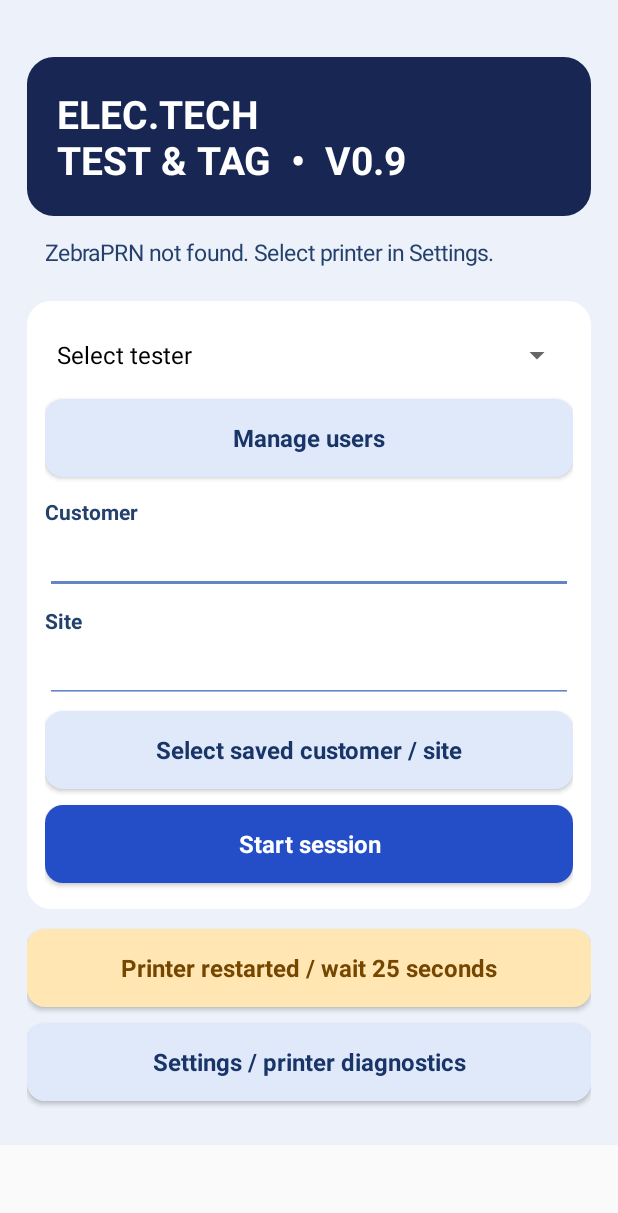
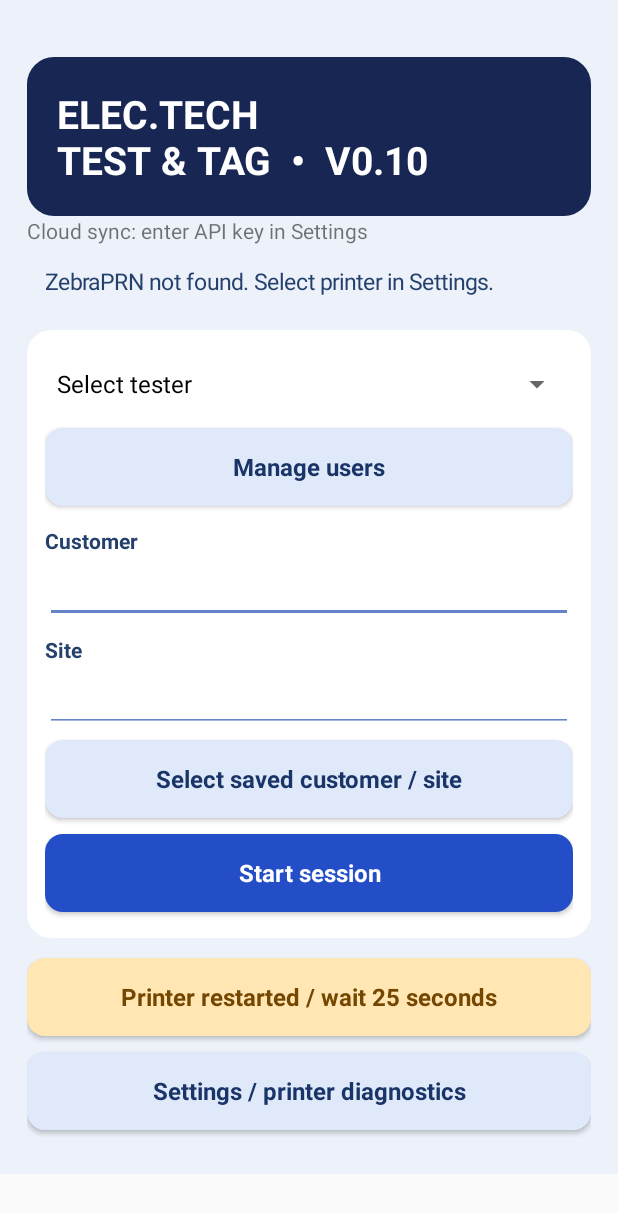
Before and after one commit to alexmccullough7/electech-test-and-tag, an Android app: the screen it shows after launch (MainActivity), on a phone screen of 412 x 824 dp. Shown: the top 1213 px of the screen. Run offline under Robolectric (Android 15) with nearby library versions, the phone set to English and light mode, and no system bars.

Commit message:
V0.10 upload saved tests automatically while app is open using configured API key

```diff
--- a/app/src/main/java/nz/co/electech/tag/MainActivity.java
+++ b/app/src/main/java/nz/co/electech/tag/MainActivity.java
@@ -2,9 +2,9 @@ package nz.co.electech.tag;
 import android.app.*; import android.os.*; import android.bluetooth.*; import android.content.pm.PackageManager; import android.widget.*; import android.view.*; import java.util.*; import java.nio.charset.StandardCharsets; import java.util.concurrent.*;
 public class MainActivity extends Activity {
  Spinner devices; TextView status; EditText command; Button print; ArrayList<BluetoothDevice> paired=new ArrayList<>(); ExecutorService worker=Executors.newSingleThreadExecutor();
- volatile BluetoothSocket socket; volatile boolean destroyed; Button disconnect; Spinner mode,delay; TextView log; EditText width,length,heading,asset; long readyAt=0; Spinner users,result,interval; LinearLayout settings,session,work,entry; Button saveButton; boolean existing=false; EditText customer,site,description,fault; String pendingId=null; ArrayList<String> userNames=new ArrayList<>(), userInitials=new ArrayList<>();
+ volatile BluetoothSocket socket; volatile boolean destroyed; Button disconnect; Spinner mode,delay; TextView log; EditText width,length,heading,asset; long readyAt=0; Spinner users,result,interval; EditText apiKey; TextView syncStatus; final ExecutorService syncWorker=Executors.newSingleThreadExecutor(); final Handler syncHandler=new Handler(Looper.getMainLooper()); boolean syncing=false; final Runnable syncTick=new Runnable(){public void run(){syncNow();syncHandler.postDelayed(this,30000);}}; LinearLayout settings,session,work,entry; Button saveButton; boolean existing=false; EditText customer,site,description,fault; String pendingId=null; ArrayList<String> userNames=new ArrayList<>(), userInitials=new ArrayList<>();
  public void onCreate(Bundle b){super.onCreate(b);ScrollView scroll=new ScrollView(this);LinearLayout root=new LinearLayout(this);root.setOrientation(1);root.setPadding(dp(18),dp(38),dp(18),dp(24));root.setBackgroundColor(0xffedf2fa);getWindow().setStatusBarColor(0xff172653);getWindow().setNavigationBarColor(0xff172653);scroll.addView(root);setContentView(scroll);
- TextView title=new TextView(this);title.setText("ELEC.TECH\nTEST & TAG  •  V0.9");title.setTextSize(26);title.setTextColor(0xffffffff);title.setTypeface(null,1);title.setPadding(dp(20),dp(20),dp(20),dp(20));title.setBackground(shape(0xff172653,18));root.addView(title);
+ TextView title=new TextView(this);title.setText("ELEC.TECH\nTEST & TAG  •  V0.10");title.setTextSize(26);title.setTextColor(0xffffffff);title.setTypeface(null,1);title.setPadding(dp(20),dp(20),dp(20),dp(20));title.setBackground(shape(0xff172653,18));root.addView(title);
  status=new TextView(this);status.setTextColor(0xff24416d);status.setTextSize(15);status.setPadding(dp(12),dp(14),dp(12),dp(14));root.addView(status);
  session=panel(root);users=new Spinner(this);session.addView(users);button(session,"Manage users",()->manageUsers());loadUsers();
  customer=field(session,"Customer","");site=field(session,"Site","");
@@ -18,11 +18,11 @@ public class MainActivity extends Activity {
  saveButton=button(entry,"SAVE & PRINT TAG",()->saveTest());
  button(root,"Printer restarted / wait 25 seconds",()->{if(!print.isEnabled())return;closeSocket();readyAt=SystemClock.elapsedRealtime()+25000;print.setEnabled(false);new CountDownTimer(25000,1000){public void onTick(long ms){status.setText("Printer initialising: "+((ms+999)/1000)+" seconds");}public void onFinish(){print.setEnabled(true);status.setText("Startup wait complete.");}}.start();});
  button(root,"Settings / printer diagnostics",()->settings.setVisibility(settings.getVisibility()==View.VISIBLE?View.GONE:View.VISIBLE));
- settings=panel(root);settings.setVisibility(View.GONE);devices=new Spinner(this);settings.addView(devices);button(settings,"Refresh paired printers",()->load());
+ settings=panel(root);settings.setVisibility(View.GONE);apiKey=field(settings,"Google Sheets API key",getPreferences(0).getString("apiKey",""));apiKey.setInputType(129);button(settings,"Save API key and sync",()->{getPreferences(0).edit().putString("apiKey",apiKey.getText().toString().trim()).commit();syncNow();});syncStatus=new TextView(this);root.addView(syncStatus,1);devices=new Spinner(this);settings.addView(devices);button(settings,"Refresh paired printers",()->load());
  width=field(settings,"Label width (mm)","44");length=field(settings,"Label length (mm)","98");heading=field(settings,"Sample heading","ELECTECH");
  command=new EditText(this);command.setMinLines(5);settings.addView(command);button(settings,"Generate sample",()->generate());print=button(settings,"Send diagnostic command",()->{pendingId=null;send();});
  mode=new Spinner(this);mode.setAdapter(new ArrayAdapter<String>(this,android.R.layout.simple_spinner_dropdown_item,new String[]{"Secure - reconnect each print","Insecure - reconnect each print","Secure - keep open"}));settings.addView(mode);mode.setSelection(2);
- delay=new Spinner(this);delay.setAdapter(new ArrayAdapter<String>(this,android.R.layout.simple_spinner_dropdown_item,new String[]{"500 ms","1000 ms","2000 ms"}));settings.addView(delay);log=new TextView(this);settings.addView(log);disconnect=button(settings,"Disconnect printer",()->{closeSocket();status.setText("Disconnected");});command.setText("^XA^FO20,40^A0N,30,30^FDSAMPLE ONLY^FS^XZ");load(); }
+ delay=new Spinner(this);delay.setAdapter(new ArrayAdapter<String>(this,android.R.layout.simple_spinner_dropdown_item,new String[]{"500 ms","1000 ms","2000 ms"}));settings.addView(delay);log=new TextView(this);settings.addView(log);disconnect=button(settings,"Disconnect printer",()->{closeSocket();status.setText("Disconnected");});command.setText("^XA^FO20,40^A0N,30,30^FDSAMPLE ONLY^FS^XZ");load();syncHandler.post(syncTick); }
  int dp(float n){return Math.round(n*getResources().getDisplayMetrics().density);}
  android.graphics.drawable.GradientDrawable shape(int color,int radius){android.graphics.drawable.GradientDrawable d=new android.graphics.drawable.GradientDrawable();d.setColor(color);d.setCornerRadius(dp(radius));return d;}
  LinearLayout panel(LinearLayout p){LinearLayout l=new LinearLayout(this);l.setOrientation(1);l.setPadding(dp(12),dp(12),dp(12),dp(12));l.setBackground(shape(0xffffffff,16));LinearLayout.LayoutParams lp=new LinearLayout.LayoutParams(-1,-2);lp.setMargins(0,dp(8),0,dp(8));p.addView(l,lp);return l;}
@@ -41,7 +41,7 @@ public class MainActivity extends Activity {
  void saveTest(){if(!print.isEnabled())return;int u=users.getSelectedItemPosition(),res=result.getSelectedItemPosition();String id=asset.getText().toString().trim();if(u<=0||res==0||!id.matches("[A-Za-z0-9_-]{1,12}")||customer.getText().toString().trim().isEmpty()||site.getText().toString().trim().isEmpty()||description.getText().toString().trim().isEmpty()||(res==1&&interval.getSelectedItemPosition()==0)||(res==2&&fault.getText().toString().trim().isEmpty())){status.setText("Complete customer, site, asset, description, tester, result and interval or failure details.");return;}
  if(res==2){new AlertDialog.Builder(this).setTitle("Failed equipment").setMessage("Remove equipment from service and attach a failed equipment warning. Confirm the recorded result.").setNegativeButton("Cancel",null).setPositiveButton("Confirm failure",(d,i)->recordTest()).show();}else new AlertDialog.Builder(this).setTitle("Confirm PASS").setMessage("Confirm all required inspections and electrical tests have passed.").setNegativeButton("Cancel",null).setPositiveButton("Confirm",(d,i)->recordTest()).show();}
  void recordTest(){try{int u=users.getSelectedItemPosition()-1;boolean pass=result.getSelectedItemPosition()==1;java.time.LocalDate today=java.time.LocalDate.now();String due=pass?today.plusMonths(Integer.parseInt(interval.getSelectedItem().toString())).toString():"";String id=asset.getText().toString();String initials=userInitials.get(u);String z="^XA\n^PW352^LL784^LH0,0\n^FO16,24^A0N,32,26^FDELEC.TECH^FS\n^FO16,70^GB320,3,3^FS\n^FO16,88^A0N,28,17^FD"+(pass?"TESTED & PASSED":"FAILED - DO NOT USE")+"^FS\n^FO16,132^A0N,23,20^FDTested: "+today+"^FS\n^FO16,166^A0N,23,20^FD"+(pass?"Due: "+due:"REMOVE FROM SERVICE")+"^FS\n^FO16,200^A0N,23,20^FDTested by: "+initials+"^FS\n^FO16,234^A0N,20,18^FDAS/NZS 3760^FS\n^FO16,270^BY2^BCN,60,Y,N,N^FD"+id+"^FS\n^FO330,650^A0I,36,24^FDELEC.TECH^FS\n^PQ1^XZ";
- org.json.JSONObject o=new org.json.JSONObject();String key=UUID.randomUUID().toString();o.put("id",key);o.put("created",java.time.Instant.now().toString());o.put("months",pass?interval.getSelectedItem().toString():"");o.put("asset",id);o.put("customer",customer.getText().toString());o.put("site",site.getText().toString());o.put("description",description.getText().toString());o.put("tester",userNames.get(u));o.put("initials",initials);o.put("date",today.toString());o.put("due",due);o.put("result",pass?"PASS":"FAIL");o.put("fault",pass?"":fault.getText().toString());o.put("zpl",z);o.put("printState","Pending");if(!getSharedPreferences("tests",0).edit().putString(key,o.toString()).commit())throw new java.io.IOException("Storage failed");pendingId=key;command.setText(z);entry.setVisibility(View.GONE);send();}catch(Exception e){status.setText("Unable to save test: "+e.getMessage());}}
+ org.json.JSONObject o=new org.json.JSONObject();String key=UUID.randomUUID().toString();o.put("id",key);o.put("created",java.time.Instant.now().toString());o.put("months",pass?interval.getSelectedItem().toString():"");o.put("asset",id);o.put("customer",customer.getText().toString());o.put("site",site.getText().toString());o.put("description",description.getText().toString());o.put("tester",userNames.get(u));o.put("initials",initials);o.put("date",today.toString());o.put("due",due);o.put("result",pass?"PASS":"FAIL");o.put("fault",pass?"":fault.getText().toString());o.put("zpl",z);o.put("printState","Pending");if(!getSharedPreferences("tests",0).edit().putString(key,o.toString()).commit())throw new java.io.IOException("Storage failed");pendingId=key;command.setText(z);entry.setVisibility(View.GONE);send();syncNow();}catch(Exception e){status.setText("Unable to save test: "+e.getMessage());}}
  void history(){ArrayList<String> keys=new ArrayList<>(),labels=new ArrayList<>();for(java.util.Map.Entry<String,?> e:getSharedPreferences("tests",0).getAll().entrySet())try{org.json.JSONObject o=new org.json.JSONObject(e.getValue().toString());keys.add(e.getKey());labels.add(o.getString("date")+" | "+o.getString("asset")+" | "+o.getString("result")+" | "+o.optString("printState"));}catch(Exception ignored){}if(keys.isEmpty()){status.setText("No saved tests");return;}new AlertDialog.Builder(this).setTitle("Saved tests — select to load tag").setItems(labels.toArray(new String[0]),(d,i)->{try{pendingId=keys.get(i);command.setText(new org.json.JSONObject(getSharedPreferences("tests",0).getString(pendingId,"{}")).getString("zpl"));new AlertDialog.Builder(this).setTitle("Reprint saved tag?").setMessage("Check whether the original printed before retrying.").setNegativeButton("Cancel",null).setPositiveButton("Reprint",(x,y)->send()).show();}catch(Exception ignored){}}).show();}
  void markPrinted(String key){if(key==null)return;new AlertDialog.Builder(this).setTitle("Did the physical tag print?").setNegativeButton("No / uncertain",(d,i)->setPrintState(key,"Pending / uncertain")).setPositiveButton("Yes",(d,i)->setPrintState(key,"Confirmed printed")).show();}
  void setPrintState(String key,String state){try{android.content.SharedPreferences p=getSharedPreferences("tests",0);org.json.JSONObject o=new org.json.JSONObject(p.getString(key,"{}"));o.put("printState",state);p.edit().putString(key,o.toString()).commit();}catch(Exception ignored){}}
@@ -50,6 +50,15 @@ public class MainActivity extends Activity {
  void editUser(int i){LinearLayout l=new LinearLayout(this);l.setOrientation(1);EditText n=field(l,"Name",i<userNames.size()?userNames.get(i):"");EditText a=field(l,"Initials",i<userNames.size()?userInitials.get(i):"");AlertDialog dialog=new AlertDialog.Builder(this).setTitle("Tester details").setView(l).setNegativeButton("Cancel",null).setPositiveButton("Save",null).create();dialog.setOnShowListener(v->dialog.getButton(-1).setOnClickListener(b->{String name=n.getText().toString().trim(),initial=a.getText().toString().trim().toUpperCase(Locale.ROOT);if(name.isEmpty()||!initial.matches("[A-Z0-9]{1,6}")){a.setError("Enter name and 1–6 letters or digits");return;}if(i<userNames.size()){userNames.set(i,name);userInitials.set(i,initial);}else{userNames.add(name);userInitials.add(initial);}org.json.JSONArray arr=new org.json.JSONArray();try{for(int j=0;j<userNames.size();j++){org.json.JSONObject o=new org.json.JSONObject();o.put("name",userNames.get(j));o.put("initials",userInitials.get(j));arr.put(o);}}catch(Exception e){return;}getPreferences(0).edit().putString("users",arr.toString()).putInt("selectedUser",i+1).apply();loadUsers();dialog.dismiss();}));dialog.show();}
  void load(){if(Build.VERSION.SDK_INT>=31 && checkSelfPermission("android.permission.BLUETOOTH_CONNECT")!=PackageManager.PERMISSION_GRANTED){requestPermissions(new String[]{"android.permission.BLUETOOTH_CONNECT"},1);return;} try{BluetoothAdapter a=getSystemService(BluetoothManager.class).getAdapter(); paired.clear(); ArrayList<String> names=new ArrayList<>(); if(a!=null && a.isEnabled())for(BluetoothDevice d:a.getBondedDevices()){paired.add(d);names.add(d.getName()+" ("+d.getAddress()+")");} devices.setAdapter(new ArrayAdapter<String>(this,android.R.layout.simple_spinner_dropdown_item,names));String preferred=getPreferences(0).getString("printerAddress","00:1A:FF:03:23:4D");int chosen=-1;for(int j=0;j<paired.size();j++)if(paired.get(j).getAddress().equalsIgnoreCase(preferred)){chosen=j;break;}if(chosen<0)for(int j=0;j<paired.size();j++)if("ZebraPRN".equalsIgnoreCase(paired.get(j).getName())){chosen=j;break;}if(chosen>=0)devices.setSelection(chosen);else devices.setSelection(-1);devices.setOnItemSelectedListener(new AdapterView.OnItemSelectedListener(){public void onNothingSelected(AdapterView<?> p){}public void onItemSelected(AdapterView<?> p,View v,int j,long id){if(j>=0&&j<paired.size())getPreferences(0).edit().putString("printerAddress",paired.get(j).getAddress()).apply();}});status.setText(chosen>=0?"Printer selected: "+names.get(chosen)+" — not yet connected":"ZebraPRN not found. Select printer in Settings.");}catch(Exception e){status.setText(e.toString());}}
  public void onRequestPermissionsResult(int r,String[] p,int[] g){super.onRequestPermissionsResult(r,p,g);if(g.length>0&&g[0]==PackageManager.PERMISSION_GRANTED)load();}
+ void syncNow(){if(syncing||destroyed||syncStatus==null)return;String key=getPreferences(0).getString("apiKey","");if(key.isEmpty()){syncStatus.setText("Cloud sync: enter API key in Settings");return;}syncing=true;syncStatus.setText("Cloud sync: checking...");
+ syncWorker.execute(()->{String message;try{android.content.SharedPreferences ack=getSharedPreferences("uploadedTests",0);org.json.JSONArray batch=new org.json.JSONArray();for(org.json.JSONObject o:records()){if(!ack.getBoolean(o.optString("id"),false)&&batch.length()<100){o.remove("zpl");batch.put(o);}}
+ if(batch.length()>0){org.json.JSONObject response=api(key,"uploadTests",batch);org.json.JSONArray accepted=response.getJSONArray("accepted");android.content.SharedPreferences.Editor editor=ack.edit();for(int i=0;i<accepted.length();i++)editor.putBoolean(accepted.getString(i),true);editor.commit();}
+ int remaining=0;for(org.json.JSONObject o:records())if(!ack.getBoolean(o.optString("id"),false))remaining++;
+ message=remaining==0?"Cloud sync: all local tests uploaded":"Cloud sync: "+remaining+" tests pending";
+ if(batch.length()==0)api(key,"ping",null);
+ }catch(Exception e){message="Cloud sync pending — check internet / API key";}final String msg=message;runOnUiThread(()->{syncing=false;if(!destroyed)syncStatus.setText(msg);});});}
+ org.json.JSONObject api(String key,String action,org.json.JSONArray records) throws Exception {org.json.JSONObject body=new org.json.JSONObject();body.put("apiKey",key);body.put("action",action);if(records!=null)body.put("records",records);
+ java.net.HttpURLConnection conn=(java.net.HttpURLConnection)new java.net.URL("https://script.google.com/macros/s/AKfycbwf2zh6Lw6O5alStG8aIMvthEdIjvHnt2dN8LcfA20JBxkPM7z9m9ZWCNXfPt18WnM/exec").openConnection();try{conn.setConnectTimeout(15000);conn.setReadTimeout(20000);conn.setRequestMethod("POST");conn.setDoOutput(true);conn.setRequestProperty("Content-Type","application/json");try(java.io.OutputStream out=conn.getOutputStream()){out.write(body.toString().getBytes(StandardCharsets.UTF_8));}try(java.io.InputStream in=conn.getInputStream();java.io.ByteArrayOutputStream buf=new java.io.ByteArrayOutputStream()){byte[] b=new byte[4096];int n;while((n=in.read(b))!=-1){buf.write(b,0,n);if(buf.size()>2000000)throw new java.io.IOException("Response too large");}org.json.JSONObject result=new org.json.JSONObject(buf.toString("UTF-8"));if(!result.optBoolean("success"))throw new java.io.IOException("API rejected request");return result;}}finally{conn.disconnect();}}
  void closeSocket(){BluetoothSocket s=socket;socket=null;if(s!=null)try{s.close();}catch(Exception ignored){}}
  void note(String s){runOnUiThread(()->log.append(new java.text.SimpleDateFormat("HH:mm:ss",Locale.US).format(new Date())+" "+s+"\n"));}
  void send(){if(SystemClock.elapsedRealtime()<readyAt){status.setText("Wait for printer startup countdown.");return;}int i=devices.getSelectedItemPosition();if(i<0||i>=paired.size()){status.setText("Select a paired printer.");return;}BluetoothDevice d=paired.get(i);String data=command.getText().toString();final String job=pendingId;int m=mode.getSelectedItemPosition();int wait=new int[]{500,1000,2000}[delay.getSelectedItemPosition()];print.setEnabled(false);disconnect.setEnabled(false);status.setText("Connecting...");
@@ -62,5 +71,5 @@ public class MainActivity extends Activity {
  if(m!=2){closeSocket();note("Socket closed");}runOnUiThread(()->{status.setText("Data sent — verify physical print.");markPrinted(job);});
  }catch(Exception e){closeSocket();note(e.toString());final String msg=started?"Print uncertain — check label before retrying. ":"Not sent — connection failed. ";runOnUiThread(()->status.setText(msg+e.getMessage()));}
  finally{if(timeout!=null)h.removeCallbacks(timeout);runOnUiThread(()->{print.setEnabled(true);disconnect.setEnabled(true);});}});}
- protected void onDestroy(){destroyed=true;closeSocket();worker.shutdownNow();super.onDestroy();}
+ protected void onDestroy(){syncHandler.removeCallbacks(syncTick);syncWorker.shutdownNow();destroyed=true;closeSocket();worker.shutdownNow();super.onDestroy();}
 }
```
